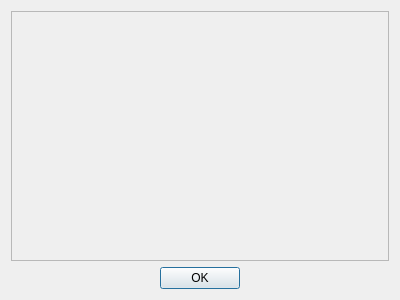
Above: library/tulip-gui/designer/InteractorConfigWidget.ui from Tulip-Dev/tulip before the change. Below: the same form after it.
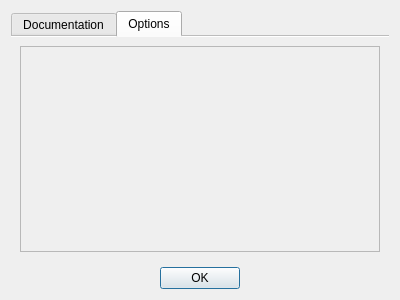
That is the form after the change. The open tabs and pages were chosen to show the change.

Commit message: extend the new Interactor config widgets with two tabs: one for the documentation and one for Options. Interactors are yet to be updated

```diff
--- a/library/tulip-gui/designer/InteractorConfigWidget.ui
+++ b/library/tulip-gui/designer/InteractorConfigWidget.ui
@@ -18,20 +18,60 @@
   </property>
   <layout class="QVBoxLayout" name="verticalLayout">
    <item>
-    <widget class="QScrollArea" name="scrollArea">
+    <widget class="QTabWidget" name="tabWidget">
+     <property name="currentIndex">
+      <number>0</number>
+     </property>
+     <property name="documentMode">
+      <bool>true</bool>
+     </property>
+     <widget class="QWidget" name="DocTab">
+      <attribute name="title">
+       <string>Documentation</string>
+      </attribute>
+      <layout class="QVBoxLayout" name="verticalLayout_2">
+       <item>
+        <widget class="QScrollArea" name="scrollAreaDoc">
      <property name="widgetResizable">
       <bool>true</bool>
      </property>
-     <widget class="QWidget" name="widget">
+         <widget class="QWidget" name="scrollAreaWidgetContents">
       <property name="geometry">
        <rect>
         <x>0</x>
         <y>0</y>
-        <width>384</width>
-        <height>235</height>
-       </rect>
-      </property>
-      <layout class="QVBoxLayout" name="verticalLayout_2"/>
+            <width>372</width>
+            <height>185</height>
+           </rect>
+          </property>
+         </widget>
+        </widget>
+       </item>
+      </layout>
+     </widget>
+     <widget class="QWidget" name="OptionsTab">
+      <attribute name="title">
+       <string>Options</string>
+      </attribute>
+      <layout class="QVBoxLayout" name="verticalLayout_3">
+       <item>
+        <widget class="QScrollArea" name="scrollAreaOptions">
+         <property name="widgetResizable">
+          <bool>true</bool>
+         </property>
+         <widget class="QWidget" name="scrollAreaWidgetContents_2">
+          <property name="geometry">
+           <rect>
+            <x>0</x>
+            <y>0</y>
+            <width>372</width>
+            <height>185</height>
+           </rect>
+          </property>
+         </widget>
+        </widget>
+       </item>
+      </layout>
      </widget>
     </widget>
    </item>
```
Lines whose indentation alone changed are shown as unchanged. The commit also changes 4 other files.
